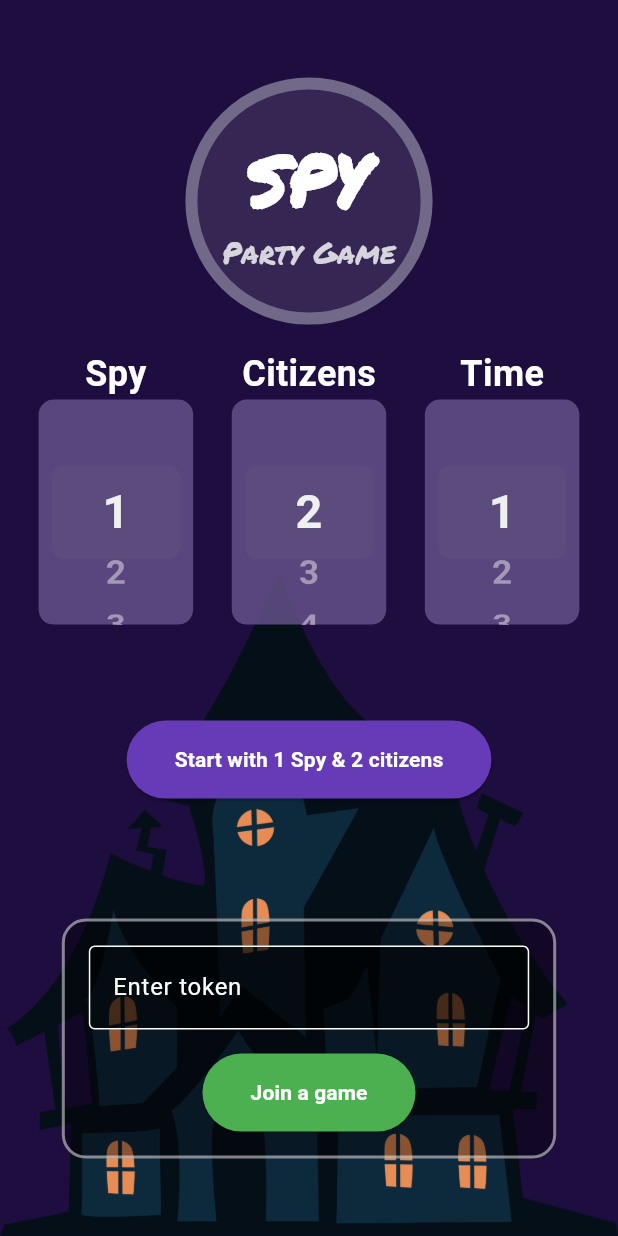
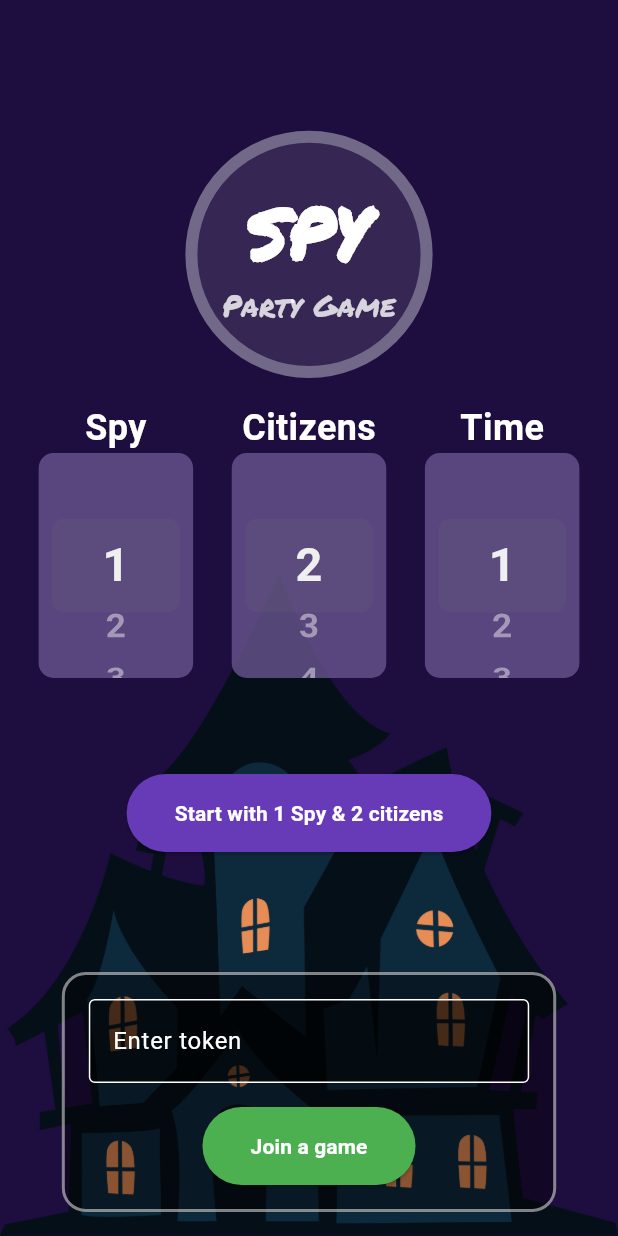
Before and after one commit to miladdiaz/spy_game, a Flutter app: the screen it shows after launch, on a phone screen of 412 x 824 dp. Run offline on Flutter 3.47's test engine with Material 3 defaults, Android fonts, the light colour scheme and no system bars; our stand-ins replace flutter_riverpod, socket_io_client.

Commit message:
full screen layout

```diff
--- a/lib/screens/home_screen.dart
+++ b/lib/screens/home_screen.dart
@@ -46,12 +46,10 @@ class HomeScreen extends ConsumerWidget {
           ),
         ),
         child: SafeArea(
-          child: Center(
           child: SingleChildScrollView(
             reverse: true,
             child: Column(
               mainAxisAlignment: MainAxisAlignment.center,
-                // crossAxisAlignment: CrossAxisAlignment.stretch,
               children: [
                 const Logo(),
                 Row(
@@ -93,7 +91,6 @@ class HomeScreen extends ConsumerWidget {
           ),
         ),
       ),
-      ),
     );
   }
 }
```
Also changed, not shown: lib/screens/play_screen.dart (+5 -2 lines). Lines whose indentation alone changed are shown as unchanged.
